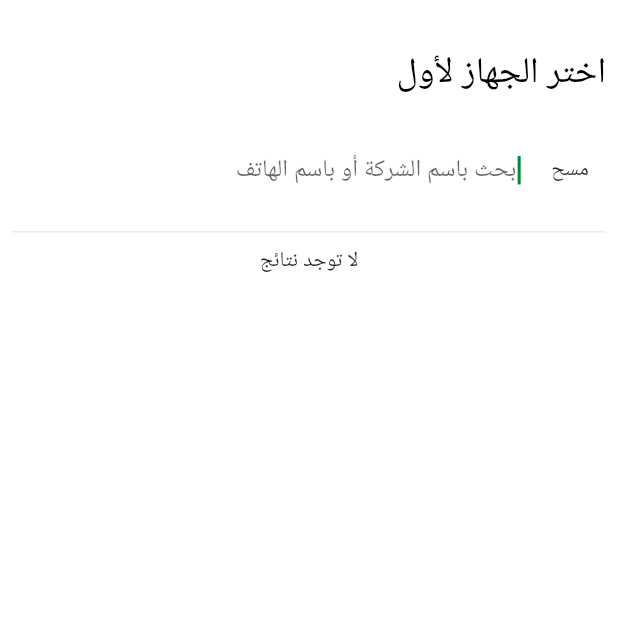
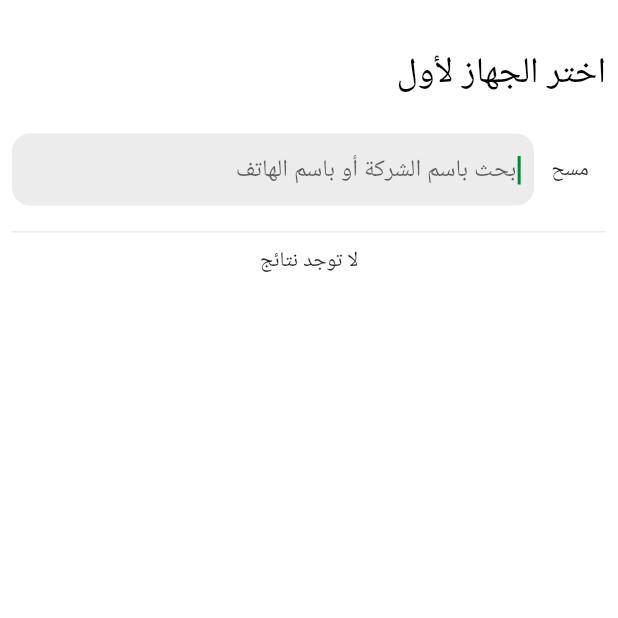
Before and after one commit to OmarAlgammal/waffaq_x, a Flutter app: the AddCompPage screen opened by its route, after a tap on "ابحث باسم الشركة أو باسم الهاتف", on a phone screen of 412 x 824 dp, the top half of it. Run offline on Flutter 3.47's test engine with Material 2 defaults, Android fonts, the phone set to English and light mode, and no system bars; our stand-ins replace bloc, cloud_firestore, equatable, firebase_auth, firebase_core, flutter_bloc and 4 more; missing offline and left inert: flutter_facebook_auth; accounts and stored records are empty.

Commit message:
last version

```diff
--- a/lib/main.dart
+++ b/lib/main.dart
@@ -1,3 +1,4 @@
+import 'package:cloud_firestore/cloud_firestore.dart';
 import 'package:firebase_core/firebase_core.dart';
 import 'package:flutter/material.dart';
 import 'package:flutter/services.dart';
@@ -21,6 +22,7 @@ import 'utilities/constants/constantsDimens.dart';
 void main() async{
   WidgetsFlutterBinding.ensureInitialized();
   await Firebase.initializeApp(options: DefaultFirebaseOptions.currentPlatform);
+  await FirebaseFirestore.instance.clearPersistence();
   runApp(const MyApp());
 
 }
@@ -59,7 +61,7 @@ class MyApp extends StatelessWidget {
       ],
       child: MaterialApp(
         debugShowCheckedModeBanner: false,
-        initialRoute: AppRoutes.landingPage,
+        initialRoute: AppRoutes.homePage,
         onGenerateRoute: onGenerate,
         theme: ThemeData(
             primarySwatch: myCustomPrimaryColor,
--- a/lib/models/mobile/mobile.dart
+++ b/lib/models/mobile/mobile.dart
@@ -9,14 +9,13 @@ class Mobile with _$Mobile{
 
   factory Mobile({
     required String brandName,
-
     required String mobileId,
     required String mobileName,
     required double displaySize,
+    required String display,
     required String processor,
     required String storageAndRam,
-    required String mainCameras,
-    required String selfieCameras,
+    required String cameras,
     required String battery,
     required String os,
     required bool hasNotch,
--- a/lib/views/pages/add_comp_page.dart
+++ b/lib/views/pages/add_comp_page.dart
@@ -11,7 +11,7 @@ import 'package:waffaq_x/utilities/constants/texts/api.dart';
 import 'package:waffaq_x/utilities/constants/texts/texts.dart';
 import 'package:waffaq_x/views/models/mobile_theme.dart';
 import 'package:waffaq_x/views/widgets/buttons/circular_button.dart';
-import 'package:waffaq_x/views/widgets/input/search_box.dart';
+import 'package:waffaq_x/views/widgets/input/search_box_to_move.dart';
 import 'package:waffaq_x/views/widgets/show_my_snack_bar.dart';
 import 'package:waffaq_x/views/widgets/texts/loading.dart';
 
@@ -50,7 +50,7 @@ class _AddCompPageState extends State<AddCompPage> {
                 ),
               ),
 // first device search box
-              SearchBox(
+              SearchBoxToMove(
                 title: firstMobileName,
                 onPressed: () async {
                   var result = await Navigator.pushNamed(
@@ -72,7 +72,7 @@ class _AddCompPageState extends State<AddCompPage> {
                 ),
               ),
 // second device search box
-              SearchBox(
+              SearchBoxToMove(
                 title: secondMobileName,
                 onPressed: () async {
                   var result = await Navigator.pushNamed(
--- a/lib/views/pages/landing_page.dart
+++ b/lib/views/pages/landing_page.dart
@@ -24,6 +24,7 @@ class LandingPage extends StatelessWidget {
         } else{
 
           final user = snapshot.data;
+          debugPrint('user : ${user!.email}');
           if (user == null) {
             return const LoginPage();
           }else{
--- a/lib/views/pages/mobile_page.dart
+++ b/lib/views/pages/mobile_page.dart
@@ -72,14 +72,12 @@ class MobilePage extends StatelessWidget {
               shrinkWrap: true,
               physics: const NeverScrollableScrollPhysics(),
               children: [
-                MobileFeatureDetermination(mobileFeature: displayText, description: mobile.displaySize.toString(), brandColor: brandColor),
+                MobileFeatureDetermination(mobileFeature: displayText, description: mobile.display.toString(), brandColor: brandColor),
                 MobileFeatureDetermination(mobileFeature: processorText, description: mobile.processor.toString(), brandColor: brandColor),
                 MobileFeatureDetermination(mobileFeature: storageAndRamText, description: mobile.storageAndRam.toString(), brandColor: brandColor),
-                MobileFeatureDetermination(mobileFeature: mainCameraHintText, description: mobile.mainCameras.toString(), brandColor: brandColor),
-                MobileFeatureDetermination(mobileFeature: selfieCameraHintText, description: mobile.selfieCameras.toString(), brandColor: brandColor),
+                MobileFeatureDetermination(mobileFeature: mainCameraHintText, description: mobile.cameras.toString(), brandColor: brandColor),
                 MobileFeatureDetermination(mobileFeature: batteryText, description: mobile.battery.toString(), brandColor: brandColor),
                 MobileFeatureDetermination(mobileFeature: osText, description: mobile.os.toString(), brandColor: brandColor),
-                MobileFeatureDetermination(mobileFeature: selfieCameraHintText, description: mobile.selfieCameras.toString(), brandColor: brandColor),
               ],
             )
           ],
--- a/lib/views/pages/select_mobile_page.dart
+++ b/lib/views/pages/select_mobile_page.dart
@@ -12,6 +12,8 @@ import 'package:waffaq_x/utilities/mobiles_filtration_helper.dart';
 import 'package:waffaq_x/views/models/mobile_theme.dart';
 import 'package:waffaq_x/views/widgets/buttons/wipe_button.dart';
 import 'package:waffaq_x/views/widgets/dividers/skinnyDivider.dart';
+import 'package:waffaq_x/views/widgets/input/search_box.dart';
+import 'package:waffaq_x/views/widgets/input/search_box_to_move.dart';
 import 'package:waffaq_x/views/widgets/items_designs/mobile_item_design.dart';
 import 'package:waffaq_x/views/widgets/texts/error_occurred.dart';
 import 'package:waffaq_x/views/widgets/texts/helper_text.dart';
@@ -27,13 +29,13 @@ class SelectMobilePage extends StatefulWidget {
 
 class _SelectMobilePageState extends State<SelectMobilePage> {
 
-  final TextEditingController _searchTextController = TextEditingController();
+  final TextEditingController _searchController = TextEditingController();
   final MobilesFiltrationHelper _mobilesHelper = MobilesFiltrationHelper();
   late List<MobileTheme> _searchResult;
 
   @override
   Widget build(BuildContext context) {
-    BlocProvider.of<AllMobilesBloc>(context).add(LoadAllMobiles());
+    String argument = ModalRoute.of(context)!.settings.arguments as String;
     return Scaffold(
       body: SafeArea(
         child: Padding(
@@ -41,14 +43,21 @@ class _SelectMobilePageState extends State<SelectMobilePage> {
           child: ListView(
             children: [
               gap24,
-              const HelperText(helperText: selectFirstMobileText),
+              HelperText(helperText: argument),
               gap24,
               Row(
                 children: [
-                  searchTextField(),
+                Expanded(
+                flex: 1,
+                child: SearchBox(searchHint: searchHintText, searchController: _searchController, onChanged: (String searchText) {
+                  setState(() {
+
+                  });
+                },),
+              ),
                   WipeButton(buttonText: clearText, onPressed: (){
                     setState(() {
-                      _searchTextController.clear();
+                      _searchController.clear();
                     });
                   },),
                 ],
@@ -63,7 +72,7 @@ class _SelectMobilePageState extends State<SelectMobilePage> {
                   }
                   else if (state is MobilesLoadedSuccessfully){
                     /// get search results
-                    _searchResult = _mobilesHelper.searchResult(mobileTheme: state.mobilesTheme, searchText: _searchTextController.text);
+                    _searchResult = _mobilesHelper.searchResult(mobileTheme: state.mobilesTheme, searchText: _searchController.text);
                     if (_searchResult.isEmpty){
                       return const NoResultsFound();
                     }
@@ -96,7 +105,7 @@ class _SelectMobilePageState extends State<SelectMobilePage> {
       child: Padding(
         padding: paddingH8,
         child: TextField(
-          controller: _searchTextController,
+          controller: _searchController,
           autofocus: true,
           textDirection: TextDirection.rtl,
           onChanged: (String text){
--- a/lib/views/widgets/input/search_box.dart
+++ b/lib/views/widgets/input/search_box.dart
@@ -2,34 +2,36 @@
 import 'package:flutter/material.dart';
 import 'package:waffaq_x/utilities/constants/constantsColors.dart';
 import 'package:waffaq_x/utilities/constants/constantsDimens.dart';
-import 'package:waffaq_x/utilities/constants/texts/texts.dart';
-
 
 class SearchBox extends StatelessWidget {
-  const SearchBox({Key? key, this.title, required this.onPressed}) : super(key: key);
+  const SearchBox({Key? key, required this.searchHint, required this.searchController, required this.onChanged}) : super(key: key);
 
-  final String? title;
-  final VoidCallback onPressed;
-
+  final TextEditingController searchController;
+  final String searchHint;
+  final Function(String) onChanged;
   @override
   Widget build(BuildContext context) {
-    return TextButton(
-      style: TextButton.styleFrom(
-        fixedSize: const Size.fromHeight(size56),
-        backgroundColor: brightGrayColor,
-        shape: const RoundedRectangleBorder(
-          borderRadius: circular12,
-        )
+    return DecoratedBox(
+      decoration: const BoxDecoration(
+        borderRadius: circular12,
+        color: brightGrayColor,
       ),
-    onPressed: onPressed,
-        child: Align(
-          alignment: Alignment.centerRight,
-          child: Text(
-            title?? searchHintText,
-            style: const TextStyle(fontSize: size16, color: grayColor,),
-            textDirection: TextDirection.ltr,
+      child: Padding(
+        padding: paddingH8,
+        child: TextField(
+          controller: searchController,
+          autofocus: true,
+          textDirection: TextDirection.rtl,
+          decoration: InputDecoration(
+            hintText: searchHint,
+            hintTextDirection: TextDirection.rtl,
+            border: InputBorder.none,
+            fillColor: whiteColor,
+            focusColor: whiteColor,
           ),
+          onChanged: onChanged,
         ),
+      ),
     );
   }
 }
--- /dev/null
+++ b/lib/views/widgets/input/search_box_to_move.dart
@@ -0,0 +1,35 @@
+
+import 'package:flutter/material.dart';
+import 'package:waffaq_x/utilities/constants/constantsColors.dart';
+import 'package:waffaq_x/utilities/constants/constantsDimens.dart';
+import 'package:waffaq_x/utilities/constants/texts/texts.dart';
+
+
+class SearchBoxToMove extends StatelessWidget {
+  const SearchBoxToMove({Key? key, this.title, required this.onPressed}) : super(key: key);
+
+  final String? title;
+  final VoidCallback onPressed;
+
+  @override
+  Widget build(BuildContext context) {
+    return TextButton(
+      style: TextButton.styleFrom(
+        fixedSize: const Size.fromHeight(size56),
+        backgroundColor: brightGrayColor,
+        shape: const RoundedRectangleBorder(
+          borderRadius: circular12,
+        )
+      ),
+    onPressed: onPressed,
+        child: Align(
+          alignment: Alignment.centerRight,
+          child: Text(
+            title?? searchHintText,
+            style: const TextStyle(fontSize: size16, color: grayColor,),
+            textDirection: TextDirection.ltr,
+          ),
+        ),
+    );
+  }
+}
```
Also changed, not shown: lib/utilities/constants/texts/texts.dart (+4 -6 lines), lib/utilities/mobiles_filtration_helper.dart (+6 -3 lines), lib/views/pages/add_mobile_page.dart (+37 -29 lines), lib/views/pages/home_page.dart (+9 -7 lines), lib/views/pages/search_for_comp_page.dart (+3 -23 lines), lib/models/mobile/mobile.freezed.dart, lib/models/mobile/mobile.g.dart.
